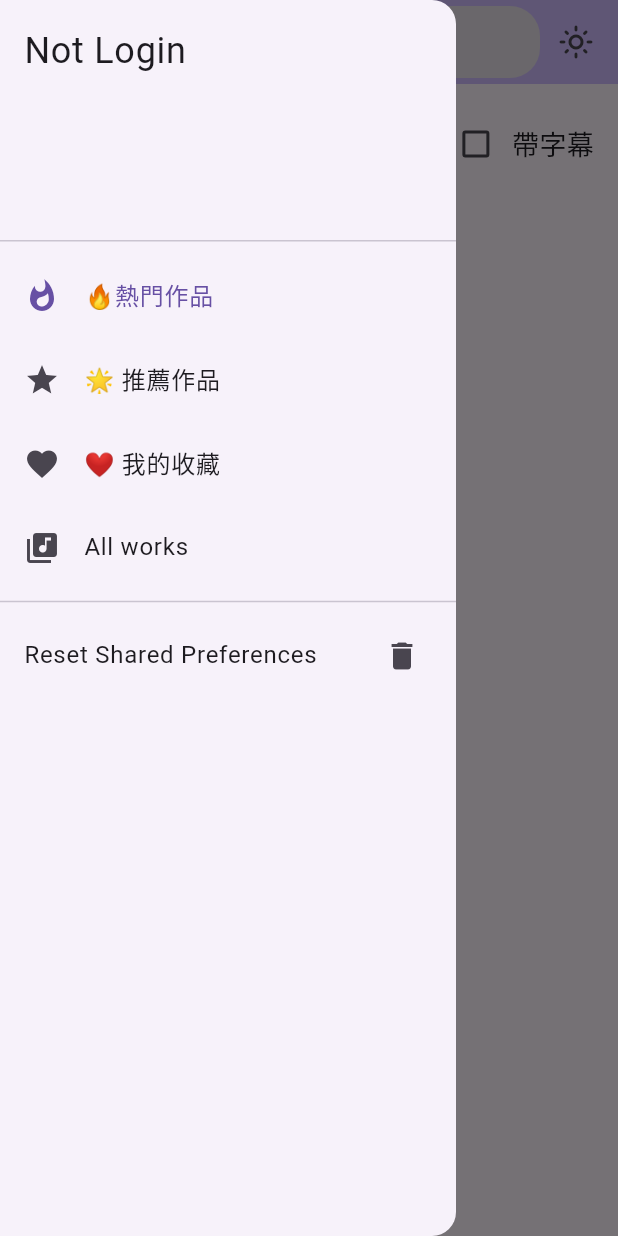
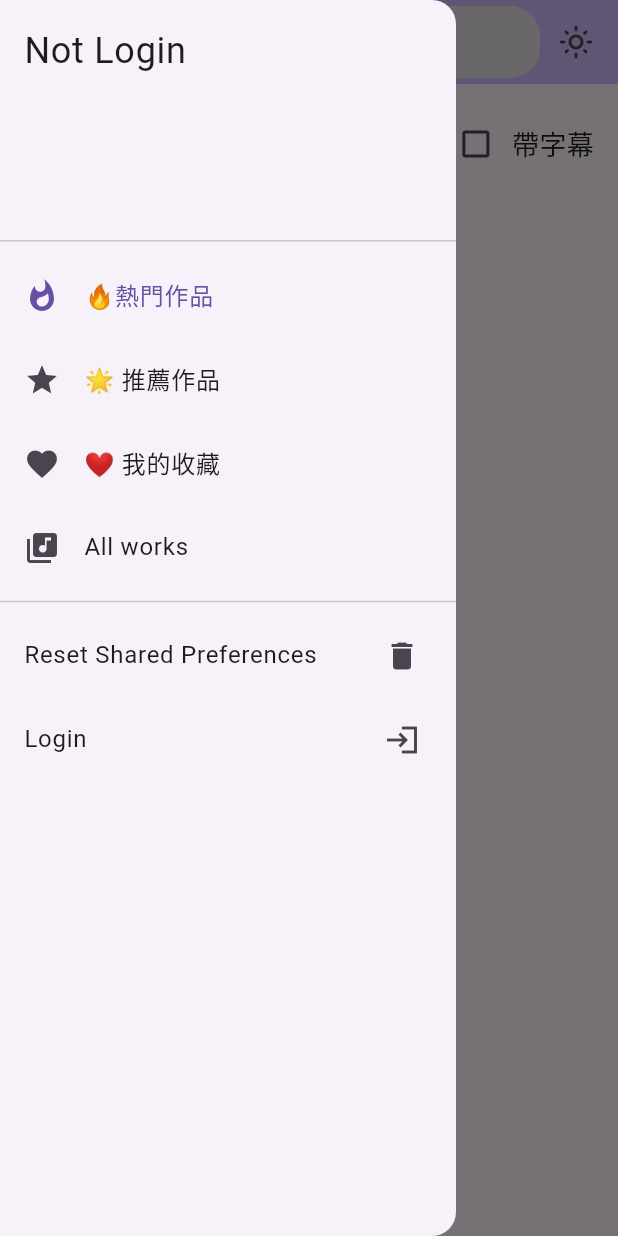
Before and after one commit to yuusukealmal/kikoeru, a Flutter app: the screen it shows after launch, with the side drawer open, on a phone screen of 412 x 824 dp. Run offline on Flutter 3.47's test engine with Material 3 defaults, Android fonts, the phone set to English and light mode, and no system bars; our stand-ins replace audio_service, audio_video_progress_bar, just_audio, logger, marquee, shared_preferences and 1 more; missing offline and left inert: syncfusion_flutter_pdfviewer, volume_controller; network calls fail.

Commit message:
feat: improve login flow and navigation

```diff
--- a/lib/pages/NormalPages/widgets/DrawerWidget.dart
+++ b/lib/pages/NormalPages/widgets/DrawerWidget.dart
@@ -5,8 +5,9 @@ import "package:flutter/material.dart";
 import "package:kikoeru/core/config/SharedPreferences.dart";
 
 // widget
+import "package:kikoeru/pages/NormalPages/widgets/ResetShardTab.dart";
 import "package:kikoeru/pages/NormalPages/widgets/LogoutTab.dart";
-import "package:kikoeru/pages/NormalPages/widgets/ResetShardTab.dart";
+import "package:kikoeru/pages/NormalPages/widgets/LoginTab.dart";
 
 class DrawerWidget extends StatefulWidget {
   const DrawerWidget(
@@ -54,8 +55,9 @@ class _DrawerWidgetState extends State<DrawerWidget> {
           }),
           const Divider(),
           resetShardTab(context),
-          if (SharedPreferencesHelper.getString("USER.TOKEN") != null)
-            logoutTab(context),
+          SharedPreferencesHelper.getString("USER.TOKEN") != null
+              ? logoutTab(context)
+              : loginTab(context),
         ],
       ),
     );
--- /dev/null
+++ b/lib/pages/NormalPages/widgets/LoginTab.dart
@@ -0,0 +1,21 @@
+// flutter
+import 'package:flutter/material.dart';
+
+// page
+import 'package:kikoeru/pages/NormalPages/pages/LoginPage.dart';
+
+Widget loginTab(BuildContext context) {
+  return ListTile(
+    title: const Text("Login"),
+    trailing: const Icon(Icons.login_sharp),
+    onTap: () {
+      Navigator.push(
+        context,
+        MaterialPageRoute(
+          builder: (context) => LoginPage(),
+          fullscreenDialog: true,
+        ),
+      );
+    },
+  );
+}
```
Also changed, not shown: lib/pages/HomePage/pages/DefaultPages.dart (+8 -2 lines), lib/pages/NormalPages/logic/Login.dart (+7 -1 lines), lib/pages/NormalPages/widgets/LogoutTab.dart (+10 -3 lines).
